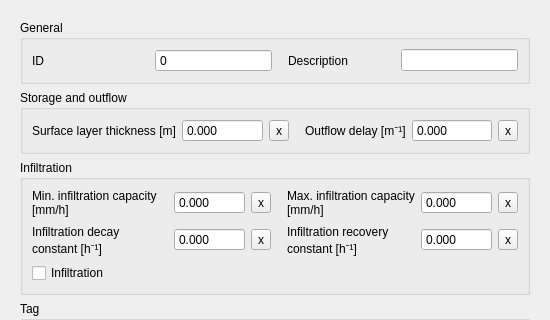
nens/threedi-schematisation-editor, file threedi_schematisation_editor/forms/ui/surface_parameters.ui: the form before one commit; both pictures show x 0 to 550 and y 0 to 320 of the 550 by 550 pixel window.
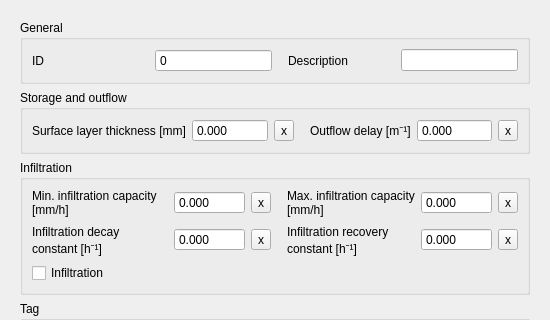
The form after the commit.

Patch:
```diff
--- a/threedi_schematisation_editor/forms/ui/surface_parameters.ui
+++ b/threedi_schematisation_editor/forms/ui/surface_parameters.ui
@@ -72,7 +72,7 @@
              <locale language="English" country="UnitedStates"/>
             </property>
             <property name="text">
-             <string>Surface layer thickness [m]</string>
+             <string>Surface layer thickness [mm]</string>
             </property>
             <property name="alignment">
              <set>Qt::AlignLeading|Qt::AlignLeft|Qt::AlignVCenter</set>
```
